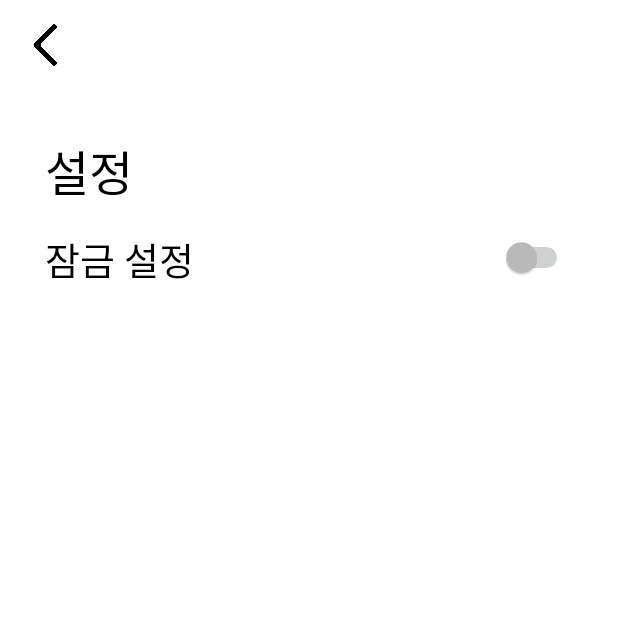
After one commit to ssonghj/SSAFYCOFFEE, an Android app: the SettingActivity screen opened directly, with no data from a screen before it, on a phone screen of 412 x 824 dp, the top half of it. The commit adds this screen. Run offline under Robolectric (Android 15) with nearby library versions, the phone set to English and light mode, and no system bars.

Commit message:
add notification and setting

```diff
--- /dev/null
+++ b/SmartCafe/app/src/main/java/com/ssafy/smartcafe/activity/SettingActivity.kt
@@ -0,0 +1,12 @@
+package com.ssafy.smartcafe.activity
+
+import androidx.appcompat.app.AppCompatActivity
+import android.os.Bundle
+import com.ssafy.smartcafe.R
+
+class SettingActivity : AppCompatActivity() {
+    override fun onCreate(savedInstanceState: Bundle?) {
+        super.onCreate(savedInstanceState)
+        setContentView(R.layout.activity_setting)
+    }
+}
--- /dev/null
+++ b/SmartCafe/app/src/main/res/layout/activity_setting.xml
@@ -0,0 +1,65 @@
+<?xml version="1.0" encoding="utf-8"?>
+<androidx.constraintlayout.widget.ConstraintLayout
+    xmlns:android="http://schemas.android.com/apk/res/android"
+    xmlns:app="http://schemas.android.com/apk/res-auto"
+    xmlns:tools="http://schemas.android.com/tools"
+    android:layout_width="match_parent"
+    android:layout_height="match_parent"
+    android:background="@color/white"
+    tools:context=".activity.SettingActivity">
+
+    <ImageView
+        android:id="@+id/btn_back"
+        android:layout_width="40dp"
+        android:layout_height="40dp"
+        android:src="@drawable/back"
+        android:layout_marginTop="10dp"
+        android:layout_marginLeft="10dp"
+        app:layout_constraintStart_toStartOf="parent"
+        app:layout_constraintTop_toTopOf="parent"/>
+
+    <androidx.constraintlayout.widget.ConstraintLayout
+        android:layout_width="match_parent"
+        android:layout_height="0dp"
+        android:paddingTop="30dp"
+        android:paddingLeft="30dp"
+        android:paddingRight="30dp"
+        app:layout_constraintTop_toBottomOf="@id/btn_back"
+        app:layout_constraintBottom_toBottomOf="parent">
+
+        <TextView
+            android:id="@+id/tv_notification_title"
+            android:layout_width="wrap_content"
+            android:layout_height="wrap_content"
+            android:text="설정"
+            android:textSize="32dp"
+            android:fontFamily="@font/jalnan"
+            android:textColor="@color/black"
+            android:layout_marginTop="10dp"
+            app:layout_constraintStart_toStartOf="parent"
+            app:layout_constraintTop_toTopOf="parent"/>
+
+        <TextView
+            android:id="@+id/tv_lock"
+            android:layout_width="wrap_content"
+            android:layout_height="wrap_content"
+            android:text="잠금 설정"
+            android:textSize="25dp"
+            android:textColor="@color/black"
+            android:fontFamily="@font/pretendard"
+            android:layout_marginTop="15dp"
+            app:layout_constraintTop_toBottomOf="@id/tv_notification_title"
+            app:layout_constraintStart_toStartOf="parent"
+            tools:ignore="MissingConstraints"/>
+
+        <Switch
+            android:layout_width="wrap_content"
+            android:layout_height="wrap_content"
+            android:layout_marginTop="20dp"
+            android:trackTint="@color/login_user_color"
+            app:layout_constraintEnd_toEndOf="parent"
+            app:layout_constraintTop_toBottomOf="@id/tv_notification_title"/>
+
+    </androidx.constraintlayout.widget.ConstraintLayout>
+
+</androidx.constraintlayout.widget.ConstraintLayout>
```
Also changed, not shown: SmartCafe/app/src/main/AndroidManifest.xml (+14 -2 lines), SmartCafe/app/src/main/java/com/ssafy/smartcafe/activity/NotificationActivity.kt (added, +12 -0 lines), SmartCafe/app/src/main/java/com/ssafy/smartcafe/activity/WriteReviewActivity.kt (added, +12 -0 lines), SmartCafe/app/src/main/java/com/ssafy/smartcafe/fragment/MypageFragment.kt (+12 -0 lines), SmartCafe/app/src/main/res/layout/activity_notification.xml (added, +53 -0 lines), SmartCafe/app/src/main/res/layout/activity_write_review.xml (added, +149 -0 lines), SmartCafe/app/src/main/res/layout/item_notification.xml (added, +41 -0 lines).
